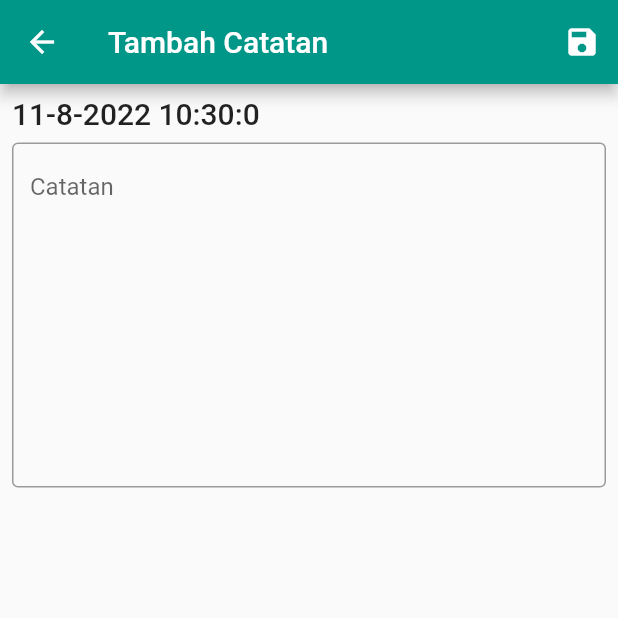
After one commit to indmind/dts-praktik2, a Flutter app: the NotePage screen opened directly, on a phone screen of 412 x 824 dp, the top half of it. The commit adds this screen. Run offline on Flutter 3.47's test engine with Material 2 defaults, Android fonts, the phone set to English and light mode, and no system bars.

Commit message:
catatan harian

```diff
--- /dev/null
+++ b/lib/model/note.dart
@@ -0,0 +1,21 @@
+class Note {
+  final DateTime date;
+  final String content;
+
+  Note({
+    required this.date,
+    required this.content,
+  });
+
+  // toJson
+  Map<String, dynamic> toJson() => {
+        'date': date.toIso8601String(),
+        'content': content,
+      };
+
+  // fromJson
+  factory Note.fromJson(Map<String, dynamic> json) => Note(
+        date: DateTime.parse(json['date']),
+        content: json['content'],
+      );
+}
--- /dev/null
+++ b/lib/pages/note_page.dart
@@ -0,0 +1,97 @@
+import 'package:flutter/material.dart';
+
+import '../model/note.dart';
+import '../service/note_service.dart';
+
+class NotePage extends StatefulWidget {
+  // if note is provided, this is an update operation
+  final Note? note;
+
+  const NotePage({
+    Key? key,
+    this.note,
+  }) : super(key: key);
+
+  @override
+  State<NotePage> createState() => _NotePageState();
+}
+
+class _NotePageState extends State<NotePage> {
+  final NoteService _noteService = FileStorageNoteService();
+
+  late TextEditingController _controller;
+
+  @override
+  void initState() {
+    super.initState();
+
+    if (widget.note != null) {
+      _controller = TextEditingController(text: widget.note!.content);
+    } else {
+      _controller = TextEditingController();
+    }
+  }
+
+  @override
+  Widget build(BuildContext context) {
+    return Scaffold(
+      appBar: AppBar(
+        title: widget.note != null
+            ? const Text('Edit Catatan')
+            : const Text('Tambah Catatan'),
+        actions: [
+          IconButton(
+            icon: const Icon(Icons.save),
+            onPressed: () async {
+              final content = _controller.text;
+              if (widget.note != null) {
+                await _noteService.updateNote(
+                  Note(
+                    date: widget.note!.date,
+                    content: content,
+                  ),
+                );
+              } else {
+                await _noteService.createNote(
+                  Note(
+                    date: DateTime.now(),
+                    content: content,
+                  ),
+                );
+              }
+
+              if (mounted) {
+                Navigator.pop(context);
+              }
+            },
+          ),
+        ],
+      ),
+      body: Padding(
+        padding: const EdgeInsets.all(8.0),
+        child: Column(
+          crossAxisAlignment: CrossAxisAlignment.start,
+          children: [
+            Text(
+              (DateTime now) {
+                return '${now.day}-${now.month}-${now.year} ${now.hour}:${now.minute}:${now.second}';
+              }(DateTime.now()),
+              style: Theme.of(context).textTheme.headline6,
+            ),
+            const SizedBox(height: 8),
+            TextField(
+              controller: _controller,
+              minLines: 10,
+              maxLines: null,
+              decoration: const InputDecoration(
+                border: OutlineInputBorder(),
+                labelText: 'Catatan',
+                alignLabelWithHint: true,
+              ),
+            ),
+          ],
+        ),
+      ),
+    );
+  }
+}
```
Also changed, not shown: lib/pages/external_page.dart (deleted, +0 -133 lines), lib/pages/home_page.dart (+95 -28 lines), lib/pages/internal_page.dart (deleted, +0 -113 lines), lib/pages/show_note_page.dart (added, +80 -0 lines), lib/service/note_service.dart (added, +83 -0 lines).
